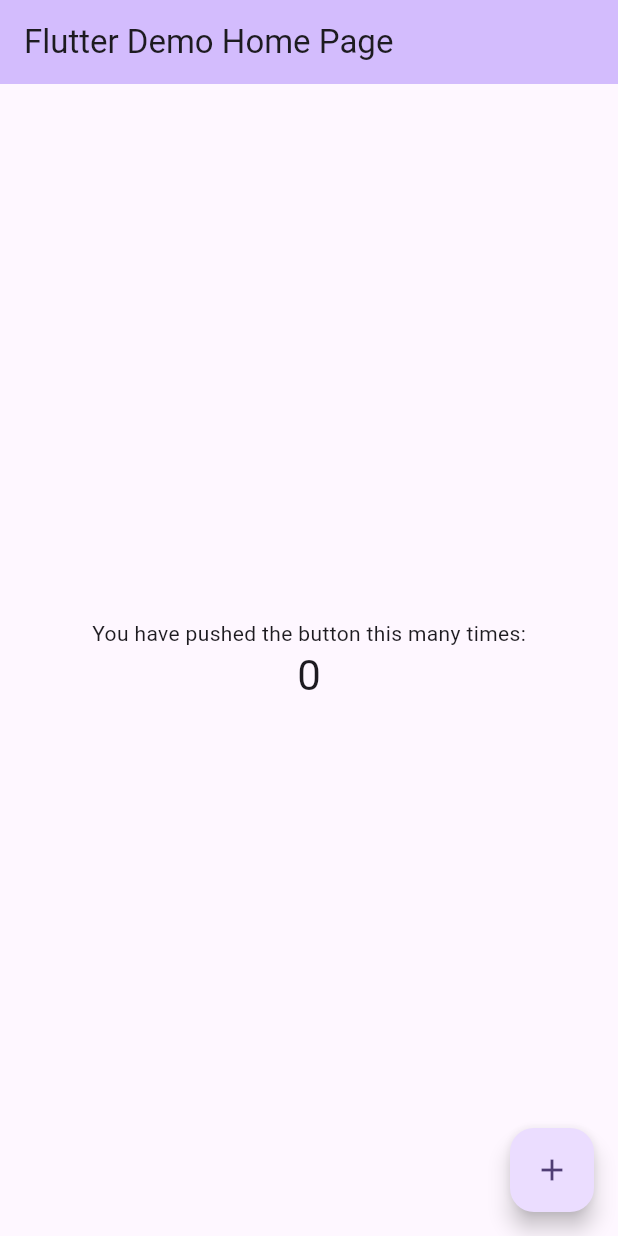
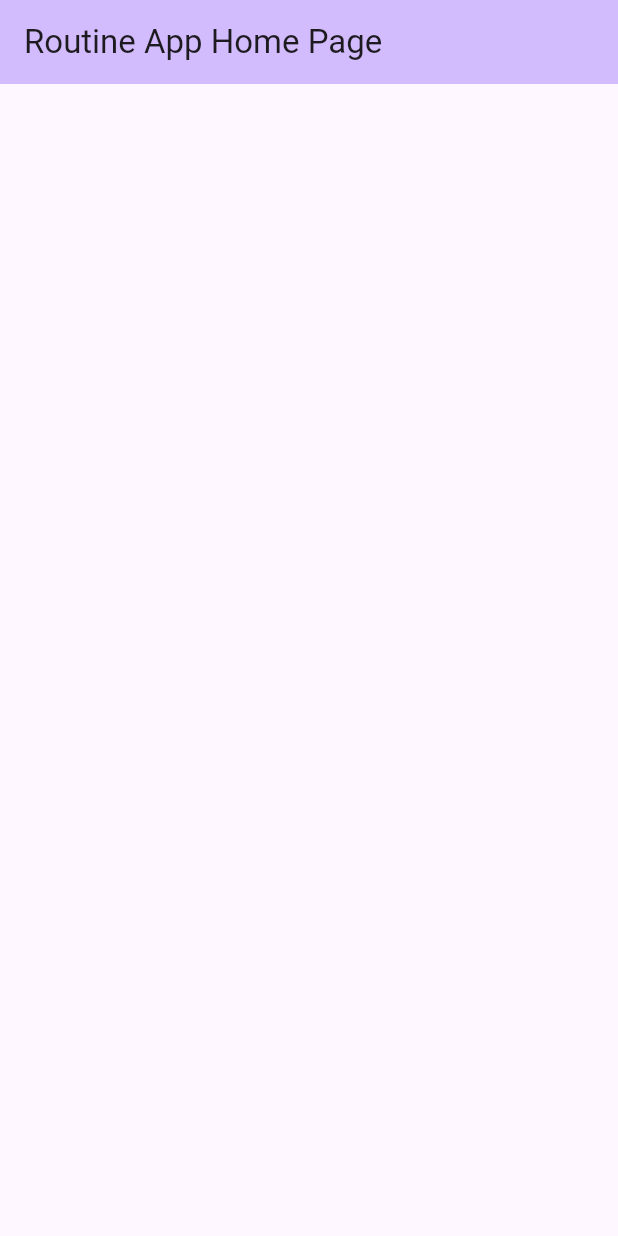
Before and after one commit to c22349/routine_app, a Flutter app: the screen it shows after launch, on a phone screen of 412 x 824 dp. Run offline on Flutter 3.47's test engine with Material 3 defaults, Android fonts, the phone set to English and light mode, and no system bars.

Commit message:
Remove unnecessary codes

```diff
--- a/lib/main.dart
+++ b/lib/main.dart
@@ -9,11 +9,11 @@ class MyApp extends StatelessWidget {
   @override
   Widget build(BuildContext context) {
     return MaterialApp(
-      title: 'Flutter Demo',
+      title: 'Routine App', //デスクトップアプリケーション時のタイトル
       theme: ThemeData(
         colorScheme: ColorScheme.fromSeed(seedColor: Colors.deepPurple),
       ),
-      home: const MyHomePage(title: 'Flutter Demo Home Page'),
+      home: const MyHomePage(title: 'Routine App Home Page'),
     );
   }
 }
@@ -27,14 +27,6 @@ class MyHomePage extends StatefulWidget {
 }
 
 class _MyHomePageState extends State<MyHomePage> {
-  int _counter = 0;
-
-  void _incrementCounter() {
-    setState(() {
-      _counter++;
-    });
-  }
-
   @override
   Widget build(BuildContext context) {
     return Scaffold(
@@ -42,23 +34,7 @@ class _MyHomePageState extends State<MyHomePage> {
         backgroundColor: Theme.of(context).colorScheme.inversePrimary,
         title: Text(widget.title),
       ),
-      body: Center(
-        child: Column(
-          mainAxisAlignment: MainAxisAlignment.center,
-          children: <Widget>[
-            const Text('You have pushed the button this many times:'),
-            Text(
-              '$_counter',
-              style: Theme.of(context).textTheme.headlineMedium,
-            ),
-          ],
-        ),
-      ),
-      floatingActionButton: FloatingActionButton(
-        onPressed: _incrementCounter,
-        tooltip: 'Increment',
-        child: const Icon(Icons.add),
-      ),
+      body: Center(child: Column(mainAxisAlignment: MainAxisAlignment.center)),
     );
   }
 }
```
